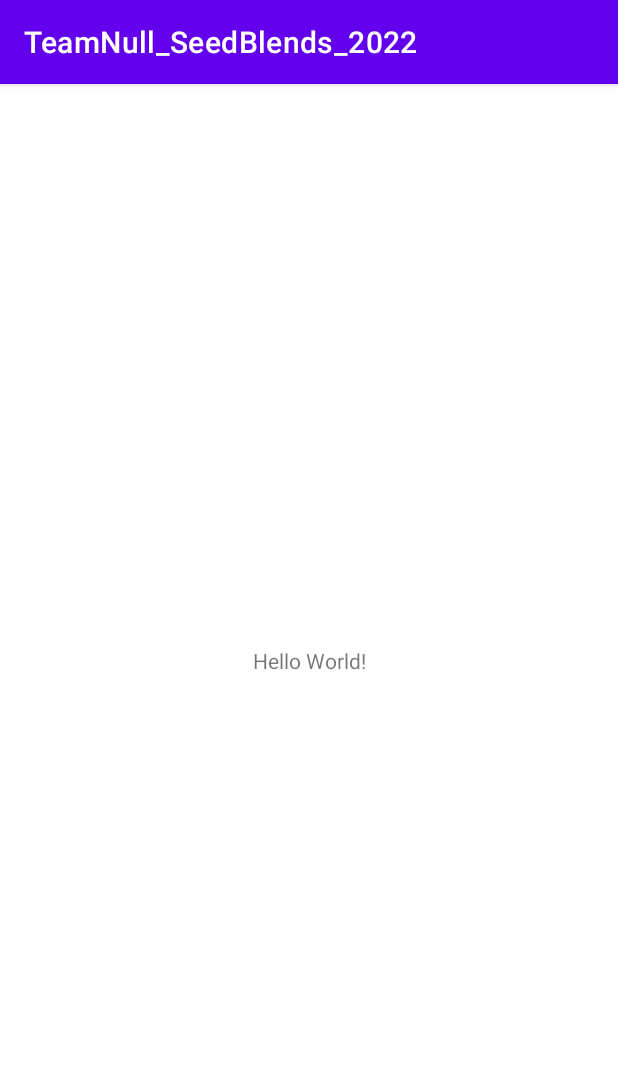
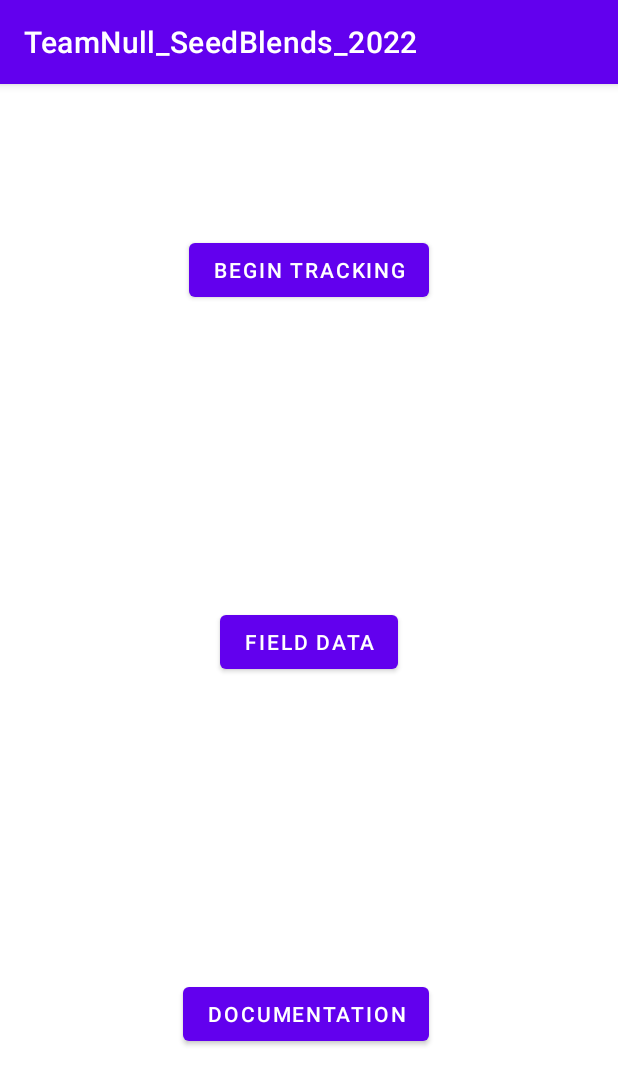
Before and after one commit to senpeii033/TeamNull_SeedBlends_2022, an Android app: the screen it shows after launch (MainActivity), on a phone screen of 412 x 824 dp. Shown: the top 1085 px of the screen. Run offline under Robolectric (Android 15) with nearby library versions, the phone set to English and light mode, and no system bars.

Commit message:
Home Page layout

```diff
--- a/app/src/main/res/layout/activity_main.xml
+++ b/app/src/main/res/layout/activity_main.xml
@@ -2,17 +2,51 @@
 <androidx.constraintlayout.widget.ConstraintLayout xmlns:android="http://schemas.android.com/apk/res/android"
     xmlns:app="http://schemas.android.com/apk/res-auto"
     xmlns:tools="http://schemas.android.com/tools"
-    android:layout_width="match_parent"
-    android:layout_height="match_parent"
+    android:layout_width="wrap_content"
+    android:layout_height="wrap_content"
     tools:context=".MainActivity">
 
-    <TextView
+    <Button
+        android:id="@+id/begin_tracking"
+        android:layout_width="wrap_content"
+        android:layout_height="48dp"
+        android:layout_marginStart="150dp"
+        android:layout_marginTop="100dp"
+        android:layout_marginEnd="150dp"
+        android:layout_marginBottom="100dp"
+        android:text="@string/begin_tracking"
+        app:layout_constraintBottom_toTopOf="@+id/field_data"
+        app:layout_constraintEnd_toEndOf="parent"
+        app:layout_constraintStart_toStartOf="parent"
+        app:layout_constraintTop_toTopOf="parent" />
+
+    <Button
+        android:id="@+id/field_data"
+        android:layout_width="wrap_content"
+        android:layout_height="48dp"
+        android:layout_marginStart="150dp"
+        android:layout_marginTop="100dp"
+        android:layout_marginEnd="150dp"
+        android:layout_marginBottom="100dp"
+        android:text="@string/field_data"
+        app:layout_constraintBottom_toTopOf="@+id/documentation"
+        app:layout_constraintEnd_toEndOf="parent"
+        app:layout_constraintStart_toStartOf="parent"
+        app:layout_constraintTop_toBottomOf="@+id/begin_tracking" />
+
+    <Button
+        android:id="@+id/documentation"
         android:layout_width="wrap_content"
         android:layout_height="wrap_content"
-        android:text="Hello World!"
+        android:layout_marginStart="150dp"
+        android:layout_marginTop="100dp"
+        android:layout_marginEnd="150dp"
+        android:layout_marginBottom="100dp"
+        android:text="@string/documentation"
         app:layout_constraintBottom_toBottomOf="parent"
-        app:layout_constraintLeft_toLeftOf="parent"
-        app:layout_constraintRight_toRightOf="parent"
-        app:layout_constraintTop_toTopOf="parent" />
+        app:layout_constraintEnd_toEndOf="parent"
+        app:layout_constraintHorizontal_bias="0.54"
+        app:layout_constraintStart_toStartOf="parent"
+        app:layout_constraintTop_toBottomOf="@+id/field_data" />
 
 </androidx.constraintlayout.widget.ConstraintLayout>
--- a/app/src/main/res/values/strings.xml
+++ b/app/src/main/res/values/strings.xml
@@ -1,3 +1,7 @@
 <resources>
     <string name="app_name">TeamNull_SeedBlends_2022</string>
+    <string name="begin_tracking">Begin Tracking</string>
+    <string name="field_data">Field Data</string>
+    <string name="documentation">Documentation</string>
+
 </resources>
```
Also changed, not shown: app/src/main/java/com/example/teamnull_seedblends_2022/MainActivity.java (+8 -2 lines).
